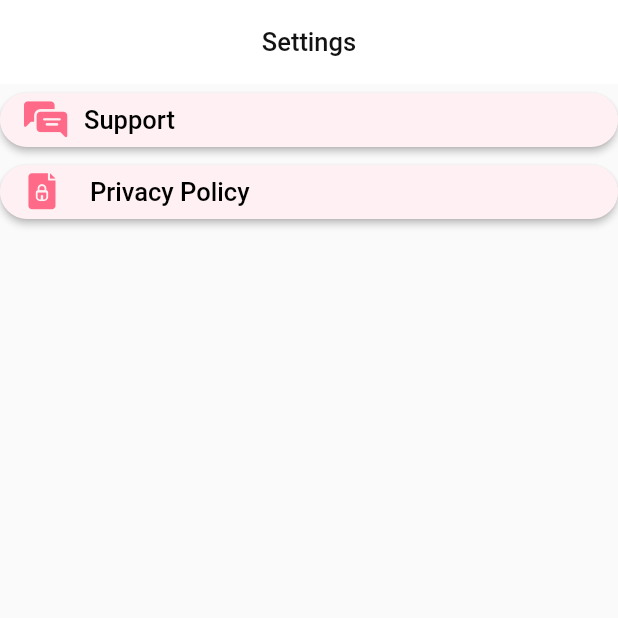
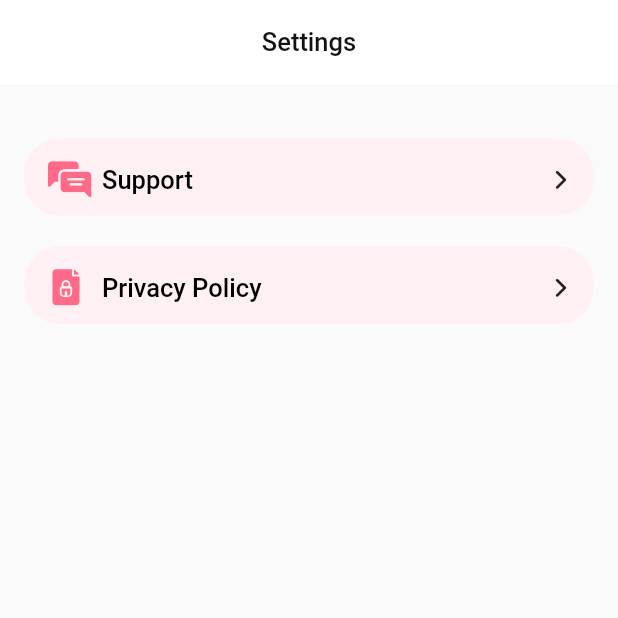
Before and after one commit to mb1shka/pulsometer, a Flutter app: the SettingsContainer screen opened directly, on a phone screen of 412 x 824 dp, the top half of it. Run offline on Flutter 3.47's test engine with Material 2 defaults, Android fonts, the phone set to English and light mode, and no system bars; our stand-ins replace flutter_svg, shared_preferences, sqflite; missing offline and left inert: heart_bpm; accounts and stored records are empty.

Commit message:
settings fixup

```diff
--- a/flutter_native_splash.yaml
+++ b/flutter_native_splash.yaml
@@ -11,7 +11,7 @@ flutter_native_splash:
   # of your splash screen to a solid color.  Use background_image to set the background of your
   # splash screen to a png image.  This is useful for gradients. The image will be stretch to the
   # size of the app. Only one parameter can be used, color and background_image cannot both be set.
-  color: "#000000"
+  color: "#FFFFFF"
   #background_image: "assets/background.png"
 
   # Optional parameters are listed below.  To enable a parameter, uncomment the line by removing
@@ -19,7 +19,7 @@ flutter_native_splash:
 
   # The image parameter allows you to specify an image used in the splash screen.  It must be a
   # png file and should be sized for 4x pixel density.
-  image: assets/png/heart.png
+  image: assets/png/heart_start.png
 
   # The color_dark, background_image_dark, and image_dark are parameters that set the background
   # and image when the device is in dark mode. If they are not specified, the app will use the
--- a/lib/presentation/widgets/settings_container.dart
+++ b/lib/presentation/widgets/settings_container.dart
@@ -1,5 +1,6 @@
 import 'package:flutter/cupertino.dart';
 import 'package:flutter/material.dart';
+import 'package:heart_rate/presentation/widgets/chip_painter.dart';
 
 import '../../custom_icons.dart';
 
@@ -27,17 +28,102 @@ class _SettingsContainerState extends State<SettingsContainer> {
         actionsIconTheme: IconThemeData(
           color: new Color(0xFFFF6A89),
         ),
-        /*actions: [
-          IconButton(
-              onPressed: () {},
-              //TODO: make a showdialog how to use
-              icon: Icon(
-                CustomIcons.info,
-              )
+      ),
+      body: Column(
+        children: [
+          GestureDetector(
+            onTap: () {},
+            child: Padding(
+              padding: const EdgeInsets.fromLTRB(16, 36, 16, 0),
+              child: Stack(
+                children: [
+                  CustomPaint(
+                    size: Size(MediaQuery.of(context).size.width - 32, 52),
+                    painter: ChipPainter(),
+                  ),
+                  Row(
+                    mainAxisAlignment: MainAxisAlignment.spaceBetween,
+                    children: [
+                      Row(
+                        children: [
+                          Padding(
+                            padding: const EdgeInsets.fromLTRB(16, 16, 12, 16),
+                            child: Icon(
+                              CustomIcons.group,
+                              color: new Color.fromRGBO(255, 106, 137, 1),
+                            ),
+                          ),
+                          Text(
+                            "Support",
+                            style: TextStyle(
+                              fontSize: 17,
+                              color: Colors.black,
+                              fontWeight: FontWeight.w500,
+                            ),
+                          ),
+                        ],
+                      ),
+                      Padding(
+                        padding: const EdgeInsets.fromLTRB(0, 20, 16, 20),
+                        child: Icon(
+                          CustomIcons.disclosure,
+                          size: 12,
+                        ),
+                      ),
+                    ],
+                  ),
+                ],
+              ),
+            ),
           ),
-        ],*/
+          GestureDetector(
+            onTap: () {},
+            child: Padding(
+              padding: const EdgeInsets.fromLTRB(16, 16, 16, 0),
+              child: Stack(
+                children: [
+                  CustomPaint(
+                    size: Size(MediaQuery.of(context).size.width - 32, 52),
+                    painter: ChipPainter(),
+                  ),
+                  Row(
+                    mainAxisAlignment: MainAxisAlignment.spaceBetween,
+                    children: [
+                      Row(
+                        children: [
+                          Padding(
+                            padding: const EdgeInsets.fromLTRB(16, 16, 12, 16),
+                            child: Icon(
+                              CustomIcons.privacy,
+                              color: new Color.fromRGBO(255, 106, 137, 1),
+                            ),
+                          ),
+                          Text(
+                            "Privacy Policy",
+                            style: TextStyle(
+                              fontSize: 17,
+                              color: Colors.black,
+                              fontWeight: FontWeight.w500,
+                            ),
+                          ),
+                        ],
+                      ),
+                      Padding(
+                        padding: const EdgeInsets.fromLTRB(0, 20, 16, 20),
+                        child: Icon(
+                          CustomIcons.disclosure,
+                          size: 12,
+                        ),
+                      ),
+                    ],
+                  ),
+                ],
+              ),
+            ),
+          ),
+        ],
       ),
-      body: Column(children: <Widget>[
+      /*Column(children: <Widget>[
         ElevatedButton(
           onPressed: () {},
           child: Row(
@@ -69,10 +155,10 @@ class _SettingsContainerState extends State<SettingsContainer> {
                 borderRadius: BorderRadius.circular(18.0),
                 //side: BorderSide(color: Colors.black),
               ),
-            ),/*
+            ), *//*
             fixedSize: MaterialStateProperty.resolveWith<Size>(
               (states) => Size(343, 52),
-            ),*/
+            ),*//*
           ),
         ),
         ElevatedButton(
@@ -106,13 +192,13 @@ class _SettingsContainerState extends State<SettingsContainer> {
                 borderRadius: BorderRadius.circular(18.0),
                 //side: BorderSide(color: Colors.black),
               ),
-            ),/*
+            ), *//*
             fixedSize: MaterialStateProperty.resolveWith<Size>(
               (states) => Size(343, 52),
-            ),*/
+            ),*//*
           ),
         ),
-      ]),
+      ]),*/
     );
   }
 }
--- a/lib/presentation/widgets/statistics_container.dart
+++ b/lib/presentation/widgets/statistics_container.dart
@@ -38,7 +38,7 @@ class _StatisticsContainerState extends State<StatisticsContainer> {
               onPressed: () {
                 Navigator.pushReplacement(
                   context,
-                  MaterialPageRoute(builder: (_) => ShowMeasurementData(BPM: '72', status: ' ', comment: 'comment', dateTime: new DateTime.now().toString())),
+                  MaterialPageRoute(builder: (_) => ShowMeasurementData(BPM: '72', status: ' ', comment: 'comment', date: new DateTime.now().toString(), time: ' ',)),
                 );
               },
               //TODO: make a showdialog how to use
```
Also changed, not shown: lib/presentation/pages_and_screens/show_measurement_data.dart (+10 -6 lines), lib/presentation/widgets/statistics_element.dart (+26 -9 lines), assets/png/heart_start.png (added), 12 other files.
